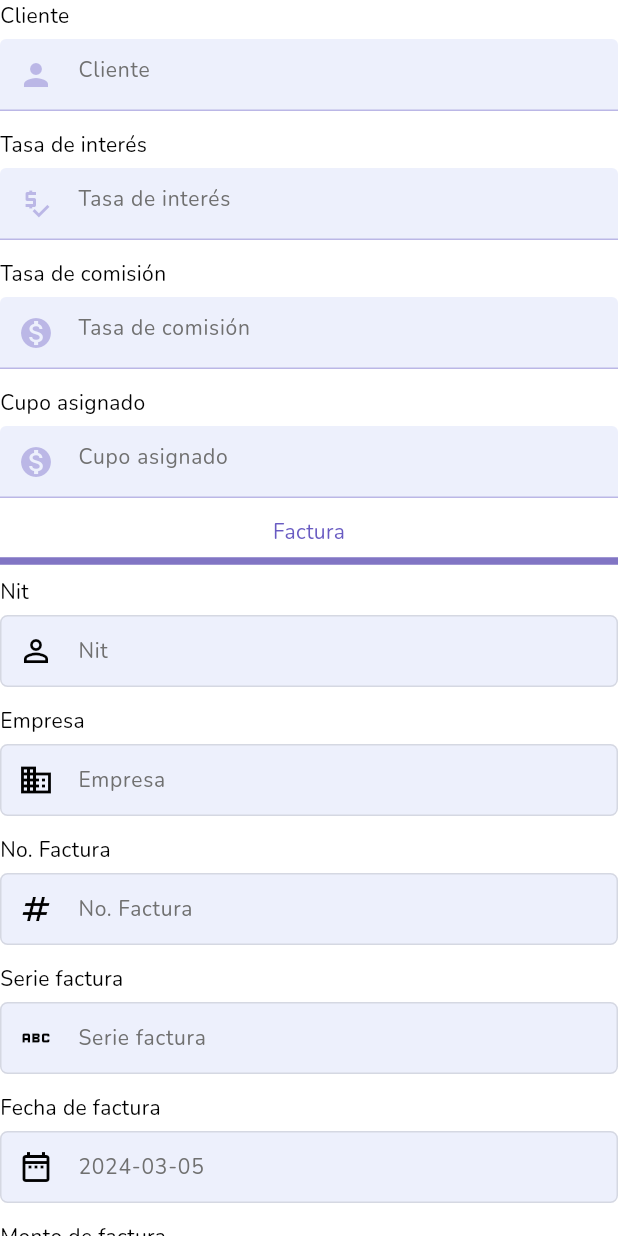
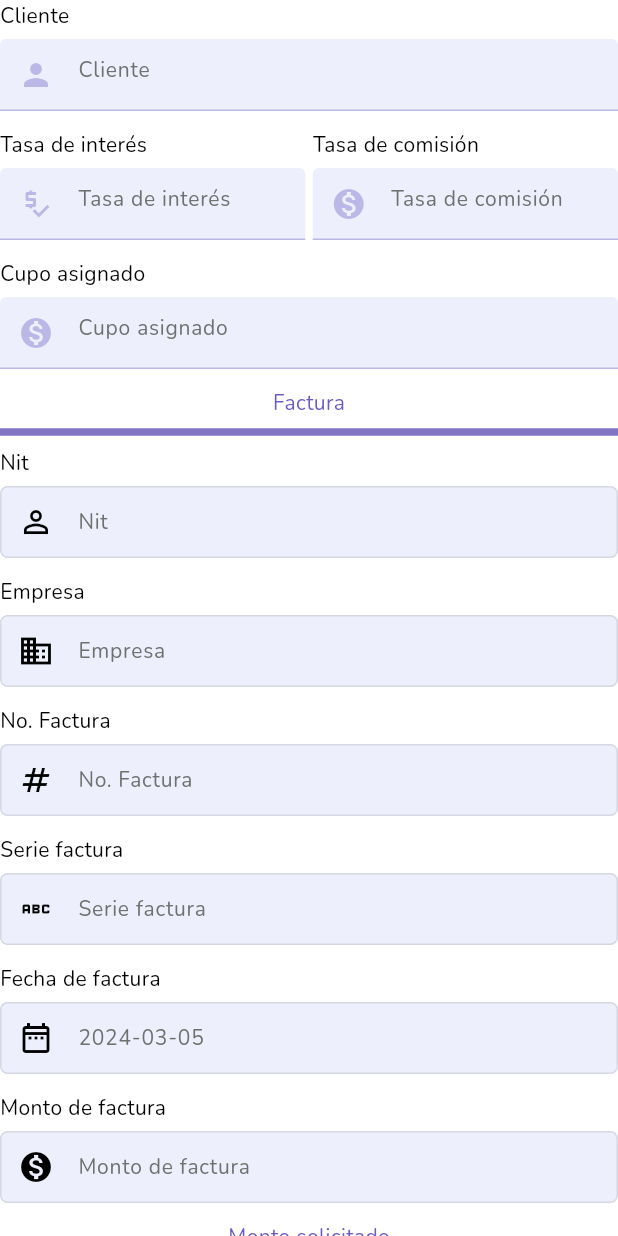
Before and after one commit to ichelescoga/factoring-app, a Flutter app: the FormCreditApplication widget shown alone on an empty page, opened directly with empty values, on a phone screen of 412 x 824 dp. Run offline on Flutter 3.47's test engine with Material 3 defaults, Android fonts, the phone set to English and light mode, and no system bars; drawn by our look-alikes of flutter_easyloading; our stand-ins replace easy_stepper, file_picker, flutter_dotenv, flutter_image_compress, flutter_riverpod, flutter_speed_dial and 9 more.

Commit message:
comission rate and interest rate in row

```diff
--- a/lib/views/credit_application_form/forms/form_credit_application.dart
+++ b/lib/views/credit_application_form/forms/form_credit_application.dart
@@ -1,3 +1,5 @@
+import 'package:developer_company/shared/utils/responsive.dart';
+import 'package:flutter/cupertino.dart';
 import 'package:flutter/material.dart';
 import 'package:flutter/foundation.dart';
 import 'package:developer_company/widgets/date_picker.dart';
@@ -12,6 +14,7 @@ import 'package:developer_company/shared/services/quetzales_currency.dart';
 import 'package:developer_company/shared/validations/grater_than_number_validator.dart';
 import 'package:developer_company/shared/validations/lower_than_number_validator%20copy.dart';
 import 'package:developer_company/views/credit_application_form/controller/credit_application_form_controller.dart';
+import 'package:flutter/widgets.dart';
 
 class FormCreditApplication extends StatelessWidget {
   FormCreditApplication({
@@ -20,6 +23,8 @@ class FormCreditApplication extends StatelessWidget {
     required this.doAction,
   })  : _ctrl = ctrl,
         super(key: key);
+
+  late Responsive responsive;
 
   final CreditApplicationFormController _ctrl;
   final VoidCallback doAction;
@@ -48,6 +53,7 @@ class FormCreditApplication extends StatelessWidget {
 
   @override
   Widget build(BuildContext context) {
+    responsive = Responsive.of(context);
     return Column(
       children: [
         CustomInputWidget(
@@ -57,20 +63,36 @@ class FormCreditApplication extends StatelessWidget {
             enabled: false,
             validator: (value) => notEmptyFieldValidator(value),
             prefixIcon: Icons.person),
-        CustomInputWidget(
+        Row(
+          mainAxisSize: MainAxisSize.max,
+          mainAxisAlignment: MainAxisAlignment.spaceBetween,
+          children: [
+            Expanded(
+              child: CustomInputWidget(
                   controller: _ctrl.interestPercent,
                   label: "Tasa de interés",
                   hintText: "Tasa de interés",
                   enabled: false,
                   validator: (value) => notEmptyFieldValidator(value),
                   prefixIcon: Icons.price_check),
-        CustomInputWidget(
+            ),
+            VerticalDivider(
+              width: 5,
+              thickness: 5,
+              endIndent: 0,
+              color: AppColors.secondaryMainColor,
+            ),
+            Expanded(
+              child: CustomInputWidget(
                   controller: _ctrl.commissionRate,
                   label: "Tasa de comisión",
                   hintText: "Tasa de comisión",
                   enabled: false,
                   validator: (value) => notEmptyFieldValidator(value),
                   prefixIcon: Icons.monetization_on),
+            ),
+          ],
+        ),
         CustomInputWidget(
             controller: _ctrl.amountAssignment,
             label: "Cupo asignado",
```
Lines whose indentation alone changed are shown as unchanged.
